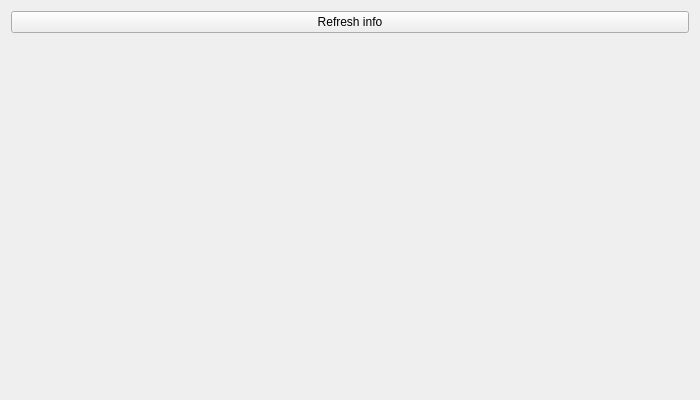
This is widget.ui in melihcicek/Crypto-currency-api-demo as Qt 5 draws it before an edit. The edited form follows.
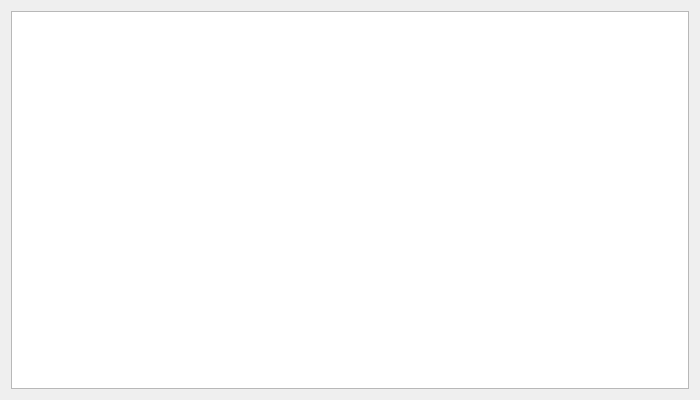
This is the edited form.

Commit message: added crypto coin list using qt model view

The edit to the form file:
```diff
--- a/widget.ui
+++ b/widget.ui
@@ -15,31 +15,14 @@
   </property>
   <layout class="QHBoxLayout" name="horizontalLayout_2">
    <item>
-    <layout class="QHBoxLayout" name="horizontalLayout"/>
+    <widget class="QTableView" name="tableViewCoin">
+     <property name="alternatingRowColors">
+      <bool>true</bool>
+     </property>
+    </widget>
    </item>
    <item>
-    <layout class="QVBoxLayout" name="verticalLayout">
-     <item>
-      <widget class="QPushButton" name="pushButton_get">
-       <property name="text">
-        <string>Refresh info</string>
-       </property>
-      </widget>
-     </item>
-     <item>
-      <spacer name="verticalSpacer">
-       <property name="orientation">
-        <enum>Qt::Vertical</enum>
-       </property>
-       <property name="sizeHint" stdset="0">
-        <size>
-         <width>20</width>
-         <height>40</height>
-        </size>
-       </property>
-      </spacer>
-     </item>
-    </layout>
+    <layout class="QHBoxLayout" name="horizontalLayout"/>
    </item>
   </layout>
  </widget>
```
The commit also changes 12 other files.
